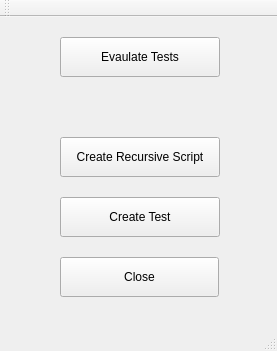
Before: the Qt Designer form tools/auto-tester/src/ui/AutoTester.ui in vircadia/vircadia-native-core, drawn with Qt 5.
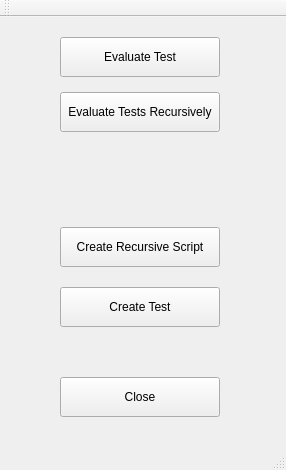
After: the same form once the commit is applied.

Commit message: Recursive test evaluations.

Diff of the .ui file:
```diff
--- a/tools/auto-tester/src/ui/AutoTester.ui
+++ b/tools/auto-tester/src/ui/AutoTester.ui
@@ -6,8 +6,8 @@
    <rect>
     <x>0</x>
     <y>0</y>
-    <width>277</width>
-    <height>351</height>
+    <width>286</width>
+    <height>470</height>
    </rect>
   </property>
   <property name="windowTitle">
@@ -18,8 +18,8 @@
     <property name="geometry">
      <rect>
       <x>60</x>
-      <y>240</y>
-      <width>159</width>
+      <y>360</y>
+      <width>160</width>
       <height>40</height>
      </rect>
     </property>
@@ -31,7 +31,7 @@
     <property name="geometry">
      <rect>
       <x>60</x>
-      <y>180</y>
+      <y>270</y>
       <width>160</width>
       <height>40</height>
      </rect>
@@ -50,14 +50,14 @@
      </rect>
     </property>
     <property name="text">
-     <string>Evaulate Tests</string>
+     <string>Evaluate Test</string>
     </property>
    </widget>
    <widget class="QPushButton" name="createRecursiveScriptButton">
     <property name="geometry">
      <rect>
       <x>60</x>
-      <y>120</y>
+      <y>210</y>
       <width>160</width>
       <height>40</height>
      </rect>
@@ -66,6 +66,19 @@
      <string>Create Recursive Script</string>
     </property>
    </widget>
+   <widget class="QPushButton" name="evaluateTestsRecursivelyButton">
+    <property name="geometry">
+     <rect>
+      <x>60</x>
+      <y>75</y>
+      <width>160</width>
+      <height>40</height>
+     </rect>
+    </property>
+    <property name="text">
+     <string>Evaluate Tests Recursively</string>
+    </property>
+   </widget>
   </widget>
   <widget class="QMenuBar" name="menuBar">
    <property name="geometry">
```
Left out of the diff: 2 changed lines with no effect on the pictures. The commit also changes 6 other files.
